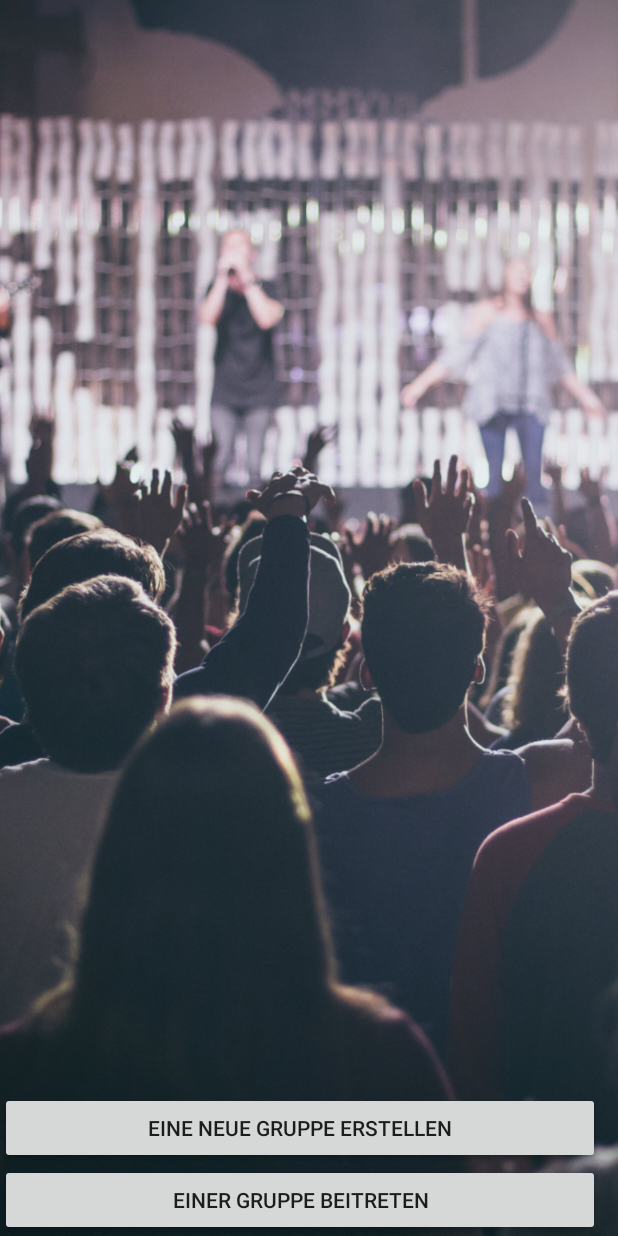
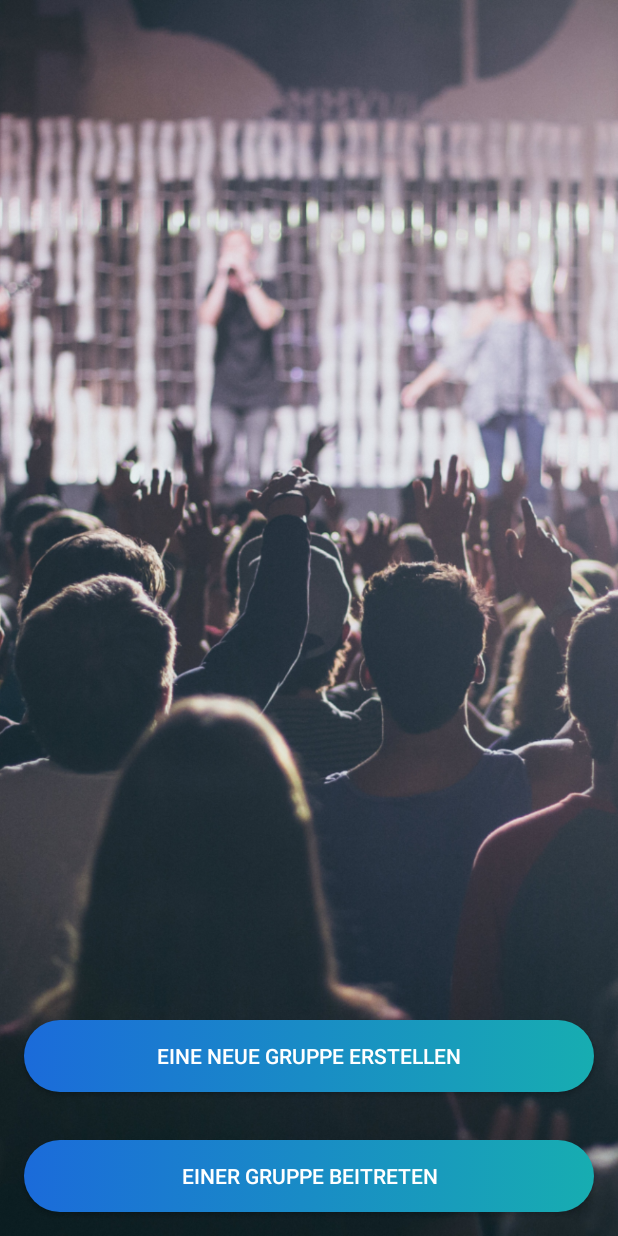
Before and after one commit to dathomas13/partyplayer, an Android app: the layout activity_splash_screen.xml on its own in the app's theme, with its tools: preview values and no code run, on a phone screen of 412 x 824 dp. Run offline under Robolectric (Android 15) with nearby library versions, the phone set to English and light mode, and no system bars.

Commit message:
added Button styles

```diff
--- a/app/build.gradle
+++ b/app/build.gradle
@@ -23,6 +23,7 @@ dependencies {
     implementation 'com.android.support:appcompat-v7:27.1.1'
     implementation 'com.android.support.constraint:constraint-layout:1.1.0'
     implementation 'com.google.android.gms:play-services-vision:15.0.1'
+    implementation 'com.android.support:cardview-v7:27.1.1'
     testImplementation 'junit:junit:4.12'
     androidTestImplementation 'com.android.support.test:runner:1.0.2'
     androidTestImplementation 'com.android.support.test.espresso:espresso-core:3.0.2'
--- a/app/src/main/AndroidManifest.xml
+++ b/app/src/main/AndroidManifest.xml
@@ -11,10 +11,11 @@
         android:roundIcon="@mipmap/ic_launcher_round"
         android:supportsRtl="true"
         android:theme="@style/AppTheme">
+
         <activity android:name=".MainActivity">
 
         </activity>
-        <activity android:name=".SplashScreen" android:theme="@style/NoActionBar">
+        <activity android:name=".SplashScreen">
             <intent-filter>
                 <action android:name="android.intent.action.MAIN" />
 
--- /dev/null
+++ b/app/src/main/res/drawable/rounded_button.xml
@@ -0,0 +1,16 @@
+<?xml version="1.0" encoding="utf-8"?>
+<selector xmlns:android="http://schemas.android.com/apk/res/android">
+    <item
+        android:state_pressed="true"
+        android:state_enabled="true"
+        android:drawable="@drawable/rounded_button_pressed" />
+    <item
+        android:state_focused="true"
+        android:state_enabled="true"
+        android:drawable="@drawable/rounded_button_pressed" />
+    <item
+        android:state_focused="false"
+        android:state_enabled="false"
+        android:drawable="@drawable/rounded_button_normal" />
+    <item android:drawable="@drawable/rounded_button_normal"/>
+</selector>
--- /dev/null
+++ b/app/src/main/res/drawable/rounded_button_normal.xml
@@ -0,0 +1,12 @@
+<?xml version="1.0" encoding="utf-8"?>
+<shape xmlns:android="http://schemas.android.com/apk/res/android"
+    android:shape="rectangle">
+    <gradient
+        android:startColor="#1B6BDA"
+        android:endColor="#17ADB1"
+        />
+    <corners android:bottomRightRadius="24dp"
+        android:bottomLeftRadius="24dp"
+        android:topRightRadius="24dp"
+        android:topLeftRadius="24dp"/>
+</shape>
--- /dev/null
+++ b/app/src/main/res/drawable/rounded_button_pressed.xml
@@ -0,0 +1,13 @@
+<?xml version="1.0" encoding="utf-8"?>
+<shape xmlns:android="http://schemas.android.com/apk/res/android"
+    android:shape="rectangle">
+    <gradient
+        android:startColor="#4c86d8"
+        android:endColor="#42adb0"
+        />
+
+    <corners android:bottomRightRadius="24dp"
+        android:bottomLeftRadius="24dp"
+        android:topRightRadius="24dp"
+        android:topLeftRadius="24dp"/>
+</shape>
--- a/app/src/main/res/layout/activity_main.xml
+++ b/app/src/main/res/layout/activity_main.xml
@@ -6,13 +6,20 @@
     android:layout_height="match_parent"
     tools:context=".MainActivity">
 
-    <TextView
-        android:layout_width="wrap_content"
-        android:layout_height="wrap_content"
-        android:text="Hello World!"
-        app:layout_constraintBottom_toBottomOf="parent"
-        app:layout_constraintLeft_toLeftOf="parent"
-        app:layout_constraintRight_toRightOf="parent"
-        app:layout_constraintTop_toTopOf="parent" />
+    <android.support.v7.widget.CardView
+        android:layout_width="match_parent"
+        android:layout_height="120dp"
+        android:layout_marginEnd="0dp"
+        android:layout_marginLeft="0dp"
+        android:layout_marginRight="0dp"
+        android:layout_marginStart="0dp"
+        android:layout_marginTop="0dp"
+        app:layout_constraintEnd_toEndOf="parent"
+        app:layout_constraintStart_toStartOf="parent"
+        app:layout_constraintTop_toTopOf="parent"
+        android:elevation="8.0dp">
+
+
+    </android.support.v7.widget.CardView>
 
 </android.support.constraint.ConstraintLayout>
--- a/app/src/main/res/layout/activity_splash_screen.xml
+++ b/app/src/main/res/layout/activity_splash_screen.xml
@@ -1,7 +1,6 @@
 <?xml version="1.0" encoding="utf-8"?>
 <RelativeLayout
     xmlns:android="http://schemas.android.com/apk/res/android"
-    xmlns:app="http://schemas.android.com/apk/res-auto"
     xmlns:tools="http://schemas.android.com/tools"
     android:layout_width="match_parent"
     android:layout_height="match_parent"
@@ -20,17 +19,24 @@
         android:layout_height="wrap_content"
         android:orientation="vertical"
         android:layout_alignParentBottom="true"
-        android:layout_centerHorizontal="true">
+        android:layout_centerHorizontal="true"
+        android:layout_centerVertical="true">
 
         <Button
-            android:layout_width="400dp"
+            android:layout_width="match_parent"
             android:layout_height="wrap_content"
-            android:text="@string/button_new_group"/>
+            android:layout_margin="16dp"
+            android:text="@string/button_new_group"
+            android:background="@drawable/rounded_button"
+            android:textColor="#ffffff"/>
 
         <Button
-            android:layout_width="400dp"
+            android:layout_width="match_parent"
             android:layout_height="wrap_content"
-            android:text="@string/button_join_group"/>
+            android:layout_margin="16dp"
+            android:text="@string/button_join_group"
+            android:background="@drawable/rounded_button"
+            android:textColor="#ffffff"/>
 
     </LinearLayout>
 
--- a/app/src/main/res/values/styles.xml
+++ b/app/src/main/res/values/styles.xml
@@ -1,16 +1,11 @@
 <resources>
 
     <!-- Base application theme. -->
-    <style name="AppTheme" parent="Theme.AppCompat.Light.DarkActionBar">
+    <style name="AppTheme" parent="Theme.AppCompat.Light.NoActionBar">
         <!-- Customize your theme here. -->
         <item name="colorPrimary">@color/colorPrimary</item>
         <item name="colorPrimaryDark">@color/colorPrimaryDark</item>
         <item name="colorAccent">@color/colorAccent</item>
     </style>
 
-    <style name="NoActionBar" parent="AppTheme">
-        <item name="android:windowActionBar">false</item>
-        <item name="android:windowNoTitle">true</item>
-    </style>
-
 </resources>
```
